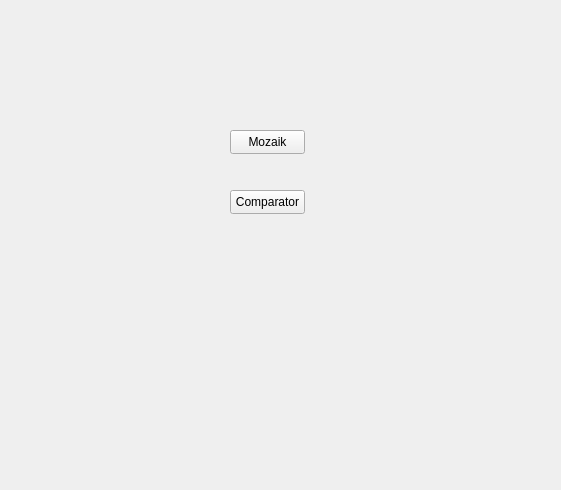
Qt form menu.ui (pBratDul/Seproject) before a commit.
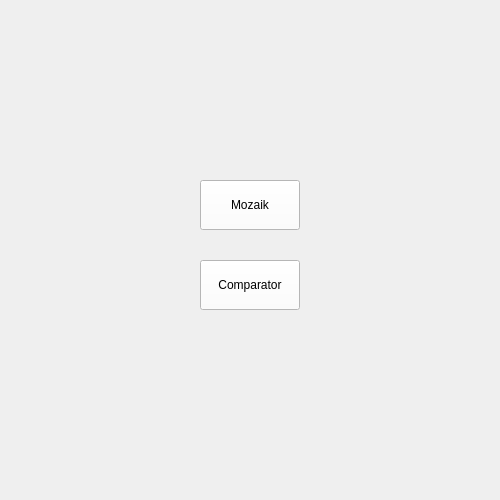
The same form after that commit.

Commit message: Naprawa ścieżek, tytuł okna

```diff
--- a/menu.ui
+++ b/menu.ui
@@ -6,8 +6,8 @@
    <rect>
     <x>0</x>
     <y>0</y>
-    <width>561</width>
-    <height>490</height>
+        <width>500</width>
+        <height>500</height>
    </rect>
   </property>
   <property name="windowTitle">
@@ -17,28 +17,34 @@
    <widget class="QPushButton" name="pushButton">
     <property name="geometry">
      <rect>
-      <x>230</x>
-      <y>130</y>
-      <width>75</width>
-      <height>24</height>
+            <x>200</x> 
+            <y>180</y> 
+            <width>100</width>
+            <height>50</height>
      </rect>
     </property>
     <property name="text">
      <string>Mozaik</string>
     </property>
+        <property name="styleSheet">
+          <string notr="true">background-color: white;</string>
+        </property>
    </widget>
    <widget class="QPushButton" name="pushButton_2">
     <property name="geometry">
      <rect>
-      <x>230</x>
-      <y>190</y>
-      <width>75</width>
-      <height>24</height>
+            <x>200</x> 
+            <y>260</y> 
+            <width>100</width>
+            <height>50</height>
      </rect>
     </property>
     <property name="text">
      <string>Comparator</string>
     </property>
+        <property name="styleSheet">
+          <string notr="true">background-color: white;</string>
+        </property>
    </widget>
   </widget>
  </widget>
```
Lines whose indentation alone changed are shown as unchanged.
